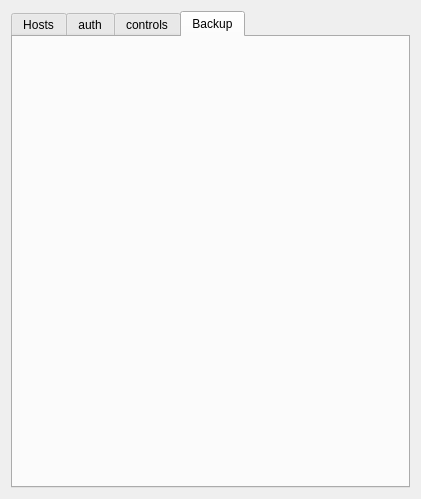
Rahman-Hegazy/Abu-Trika, file Master.ui: the form before one commit.
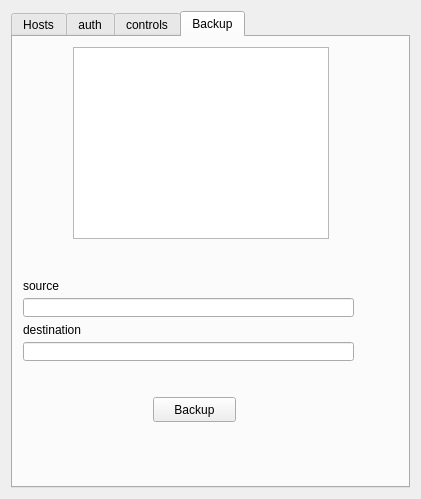
The form after the commit. The open tabs and pages were chosen to show the change.

Diff of the .ui file:
```diff
--- a/Master.ui
+++ b/Master.ui
@@ -433,6 +433,75 @@
       <attribute name="title">
        <string>Backup</string>
       </attribute>
+      <widget class="QListWidget" name="list_ip_5">
+       <property name="geometry">
+        <rect>
+         <x>60</x>
+         <y>10</y>
+         <width>256</width>
+         <height>192</height>
+        </rect>
+       </property>
+      </widget>
+      <widget class="QLineEdit" name="line_destination">
+       <property name="geometry">
+        <rect>
+         <x>10</x>
+         <y>305</y>
+         <width>331</width>
+         <height>19</height>
+        </rect>
+       </property>
+      </widget>
+      <widget class="QLineEdit" name="line_source">
+       <property name="geometry">
+        <rect>
+         <x>10</x>
+         <y>261</y>
+         <width>331</width>
+         <height>19</height>
+        </rect>
+       </property>
+      </widget>
+      <widget class="QPushButton" name="btn_backup">
+       <property name="geometry">
+        <rect>
+         <x>140</x>
+         <y>360</y>
+         <width>83</width>
+         <height>25</height>
+        </rect>
+       </property>
+       <property name="text">
+        <string>Backup</string>
+       </property>
+      </widget>
+      <widget class="QLabel" name="label_8">
+       <property name="geometry">
+        <rect>
+         <x>10</x>
+         <y>240</y>
+         <width>64</width>
+         <height>17</height>
+        </rect>
+       </property>
+       <property name="text">
+        <string>source</string>
+       </property>
+      </widget>
+      <widget class="QLabel" name="label_9">
+       <property name="geometry">
+        <rect>
+         <x>10</x>
+         <y>284</y>
+         <width>81</width>
+         <height>17</height>
+        </rect>
+       </property>
+       <property name="text">
+        <string>destination</string>
+       </property>
+      </widget>
      </widget>
     </widget>
    </item>
```
Left out of the diff: 19 changed lines with no effect on the pictures.
